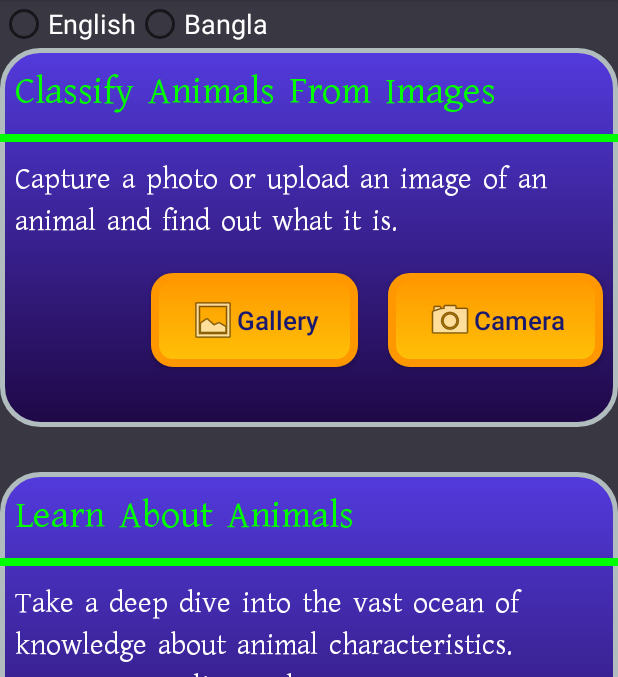
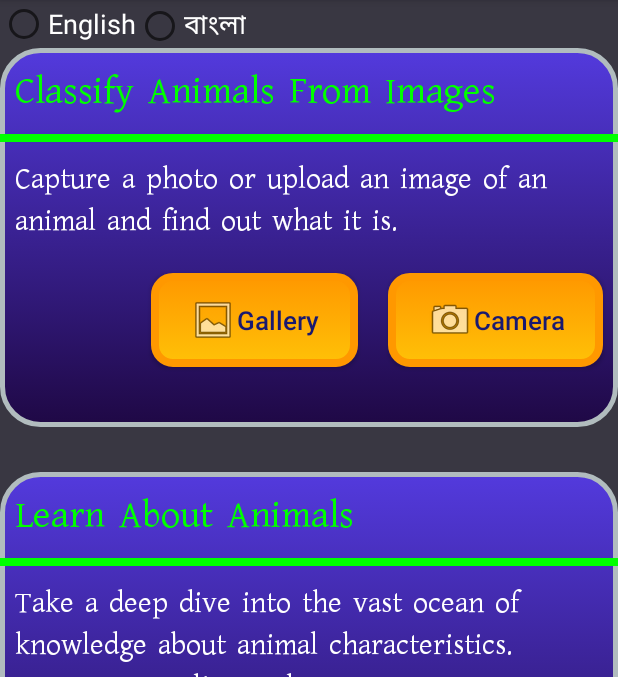
Before and after one commit to Bokhtiar-Adil/Animal-Classifier, an Android app: the screen it shows after launch (MainActivity), on a phone screen of 412 x 824 dp, the part 84-761 px from its top. Run offline under Robolectric (Android 15) with nearby library versions, the light colour scheme and no system bars; pictures from the network do not load.

Commit message:
Fixed bugs

```diff
--- a/app/src/main/res/layout/activity_main.xml
+++ b/app/src/main/res/layout/activity_main.xml
@@ -39,7 +39,7 @@
                 android:layout_width="wrap_content"
                 android:layout_height="wrap_content"
                 android:textColor="#fff"
-                android:text="Bangla"
+                android:text="বাংলা"
                 android:textSize="18sp" />
 
         </RadioGroup>
--- a/app/src/main/res/values/strings.xml
+++ b/app/src/main/res/values/strings.xml
@@ -12,6 +12,14 @@
     <string name="main_capture_bangla">প্রাণীর ছবি আপলোড করে ছবির প্রাণীটি সম্পর্কে জানুন।</string>
     <string name="main_encyclo_bangla">প্রাণিজগতের বৈচিত্রময় প্রাণীদের সম্পর্কে সংক্ষেপে জানুন আমাদের ডাটাবেজ থেকে। অনলাইনে কানেক্ট করুন বিস্তারিত জানার জন্য।</string>
     <string name="main_online_feature_bangla">অনলাইনে কানেক্ট করে বিভিন্ন বিশেষ ফিচার উপভোগ করুন।</string>
+    <string name="main_camerabtn">Camera</string>
+    <string name="main_camerabtn_bangla">ক্যামেরা</string>
+    <string name="main_gallerybtn">Gallery</string>
+    <string name="main_gallerybtn_bangla">গ্যালারি</string>
+    <string name="main_encybtn">Encyclopedia</string>
+    <string name="main_encybtn_bangla">প্রাণী বিশ্বকোষ</string>
+    <string name="main_aboutbtn">About Us</string>
+    <string name="main_aboutbtn_bangla">এপ সম্পর্কে জানুন</string>
     <string name="res_header">Bingo !! We got it!!</string>
     <string name="res_header_bangla">আমরা প্রাণীটিকে ডিটেক্ট করতে সক্ষম হয়েছি!!</string>
     <string name="res_scifi">Scientific Name</string>
```
Also changed, not shown: app/src/main/java/com/example/animalclassifierv3/MainActivity.java (+21 -10 lines), app/src/main/java/com/example/animalclassifierv3/ResultActivity.java (+6 -3 lines).
